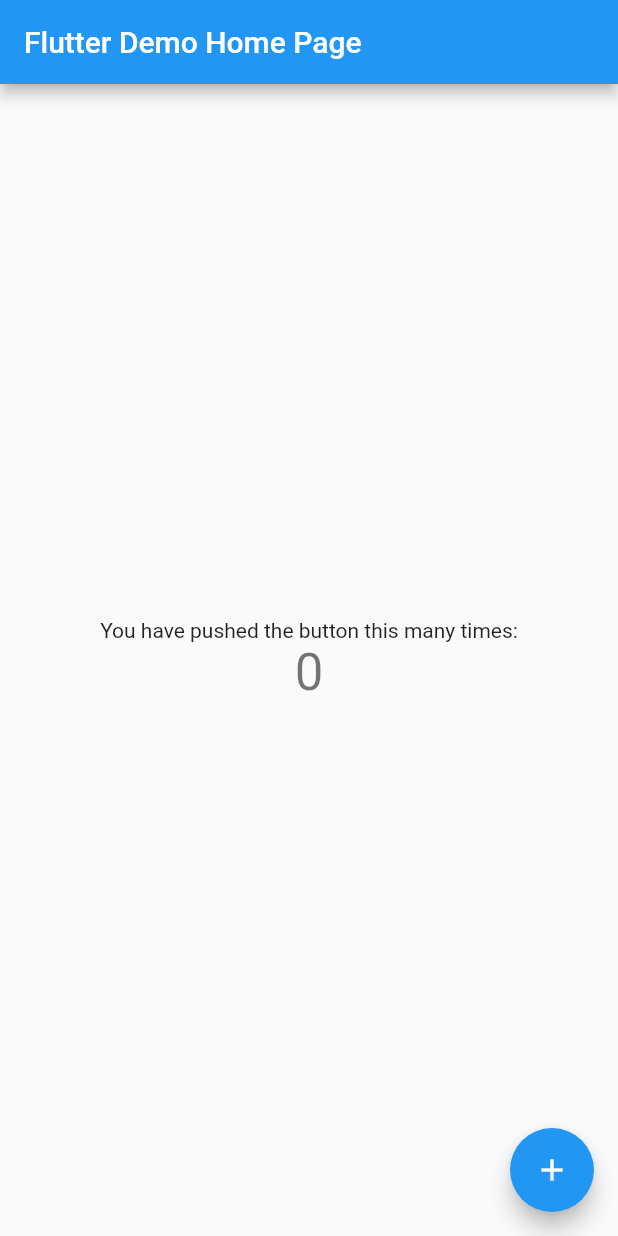
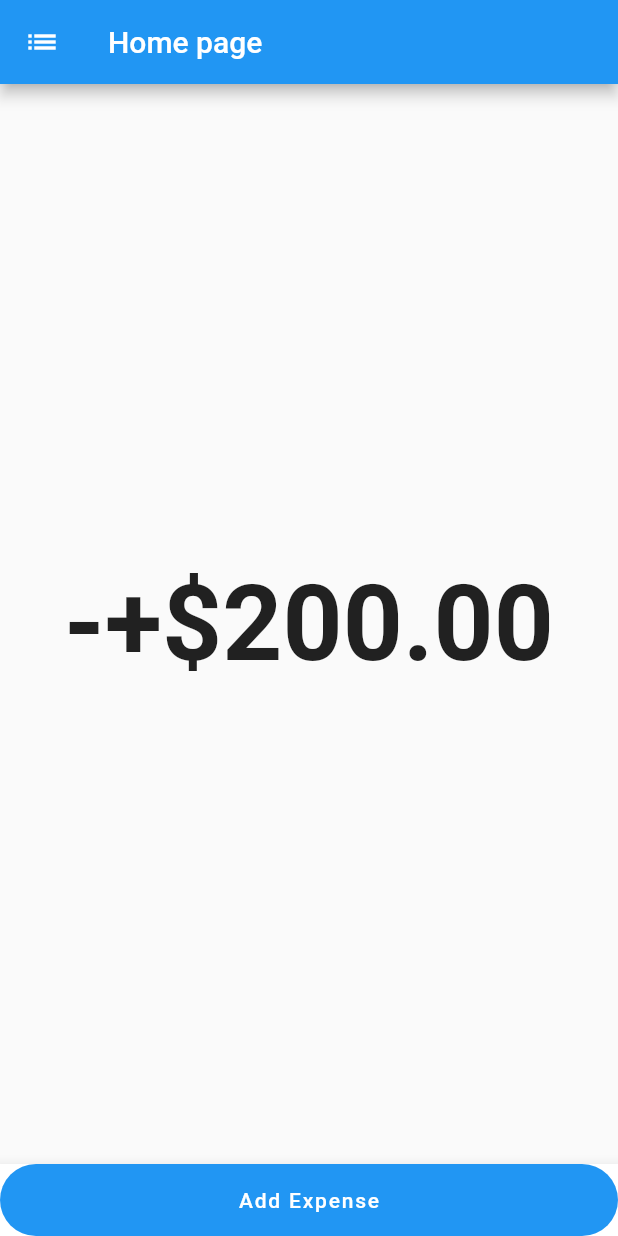
Before and after one commit to b14Rg/Capstone, a Flutter app: the screen it shows after launch, on a phone screen of 412 x 824 dp. Run offline on Flutter 3.47's test engine with Material 2 defaults, Android fonts, the phone set to English and light mode, and no system bars.

Commit message:
Basic UI layout, rouch draft with low styling

```diff
--- a/Application/capstone_application/lib/main.dart
+++ b/Application/capstone_application/lib/main.dart
@@ -1,111 +1,72 @@
-zimport 'package:flutter/material.dart';
+import 'package:flutter/material.dart';
+import 'package:capstone_application/pages/AddExpensePage.dart';
+import 'package:capstone_application/pages/SettingsPage.dart';
 
 void main() => runApp(MyApp());
 
 class MyApp extends StatelessWidget {
-  // This widget is the root of your application.
   @override
   Widget build(BuildContext context) {
     return MaterialApp(
-      title: 'Flutter Demo',
+      title: 'NU Budget',
       theme: ThemeData(
-        // This is the theme of your application.
-        //
-        // Try running your application with "flutter run". You'll see the
-        // application has a blue toolbar. Then, without quitting the app, try
-        // changing the primarySwatch below to Colors.green and then invoke
-        // "hot reload" (press "r" in the console where you ran "flutter run",
-        // or simply save your changes to "hot reload" in a Flutter IDE).
-        // Notice that the counter didn't reset back to zero; the application
-        // is not restarted.
         primarySwatch: Colors.blue,
       ),
-      home: MyHomePage(title: 'Flutter Demo Home Page'),
+      home: HomePage(),
     );
   }
 }
 
-class MyHomePage extends StatefulWidget {
-  MyHomePage({Key key, this.title}) : super(key: key);
-
-  // This widget is the home page of your application. It is stateful, meaning
-  // that it has a State object (defined below) that contains fields that affect
-  // how it looks.
-
-  // This class is the configuration for the state. It holds the values (in this
-  // case the title) provided by the parent (in this case the App widget) and
-  // used by the build method of the State. Fields in a Widget subclass are
-  // always marked "final".
-
-  final String title;
-
+class HomePage extends StatefulWidget {
   @override
-  _MyHomePageState createState() => _MyHomePageState();
+  _HomePageState createState() => _HomePageState();
 }
 
-class _MyHomePageState extends State<MyHomePage> {
-  int _counter = 0;
-
-  void _incrementCounter() {
-    setState(() {
-      // This call to setState tells the Flutter framework that something has
-      // changed in this State, which causes it to rerun the build method below
-      // so that the display can reflect the updated values. If we changed
-      // _counter without calling setState(), then the build method would not be
-      // called again, and so nothing would appear to happen.
-      _counter++;
-    });
-  }
-
+class _HomePageState extends State<HomePage> {
   @override
   Widget build(BuildContext context) {
-    // This method is rerun every time setState is called, for instance as done
-    // by the _incrementCounter method above.
-    //
-    // The Flutter framework has been optimized to make rerunning build methods
-    // fast, so that you can just rebuild anything that needs updating rather
-    // than having to individually change instances of widgets.
     return Scaffold(
       appBar: AppBar(
-        // Here we take the value from the MyHomePage object that was created by
-        // the App.build method, and use it to set our appbar title.
-        title: Text(widget.title),
+        leading: FloatingActionButton(
+          heroTag: 0,
+          elevation: 0,
+          child: const Icon(Icons.list),
+          onPressed: () {
+            Navigator.push(
+              context,
+              MaterialPageRoute(
+                builder: (context) => new SettingsPage(),
+              )
+            );
+          },
+        ),
+        title: Text('Home page'),
+
       ),
       body: Center(
-        // Center is a layout widget. It takes a single child and positions it
-        // in the middle of the parent.
-        child: Column(
-          // Column is also a layout widget. It takes a list of children and
-          // arranges them vertically. By default, it sizes itself to fit its
-          // children horizontally, and tries to be as tall as its parent.
-          //
-          // Invoke "debug painting" (press "p" in the console, choose the
-          // "Toggle Debug Paint" action from the Flutter Inspector in Android
-          // Studio, or the "Toggle Debug Paint" command in Visual Studio Code)
-          // to see the wireframe for each widget.
-          //
-          // Column has various properties to control how it sizes itself and
-          // how it positions its children. Here we use mainAxisAlignment to
-          // center the children vertically; the main axis here is the vertical
-          // axis because Columns are vertical (the cross axis would be
-          // horizontal).
-          mainAxisAlignment: MainAxisAlignment.center,
-          children: <Widget>[
-            Text(
-              'You have pushed the button this many times:',
+        child: Text(
+          '-+\$200.00',
+          style: TextStyle(
+            fontSize: 70,
+            fontWeight: FontWeight.bold,
             ),
-            Text(
-              '$_counter',
-              style: Theme.of(context).textTheme.display1,
-            ),
-          ],
-        ),
+          ),
       ),
-      floatingActionButton: FloatingActionButton(
-        onPressed: _incrementCounter,
-        tooltip: 'Increment',
-        child: Icon(Icons.add),
-      ), // This trailing comma makes auto-formatting nicer for build methods.
+      bottomNavigationBar: BottomAppBar(
+        child: FloatingActionButton.extended(
+        heroTag: 1,
+        elevation: 0,
+        label: Text('Add Expense'),
+        onPressed: () {
+          Navigator.push(
+            context,
+            MaterialPageRoute(
+              builder: (context) => new AddExpensePage(),
+            )
+          );
+        },
+      ),
+      ),
     );
   }
 }
```
Also changed, not shown: Application/capstone_application/lib/pages/AddExpensePage.dart (added, +127 -0 lines), Application/capstone_application/lib/pages/SettingsPage.dart (added, +64 -0 lines).
